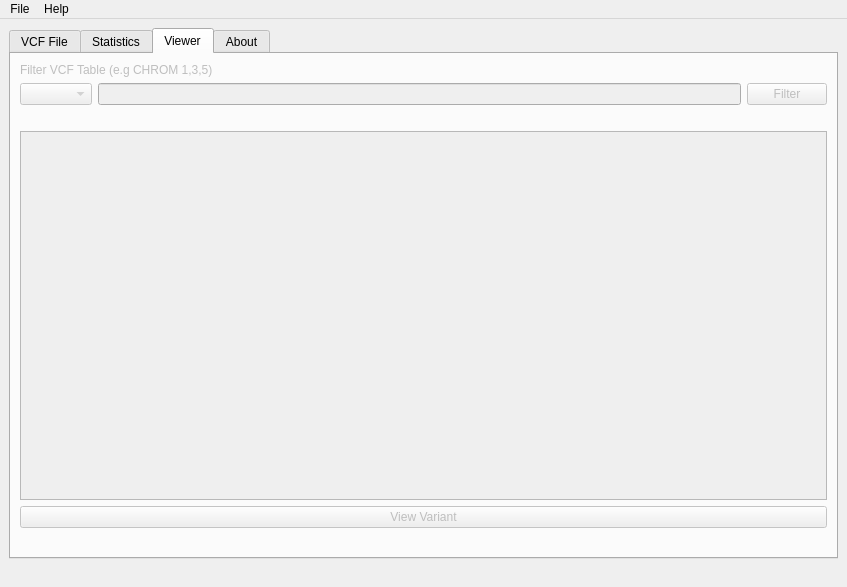
Above: metallaxis/MetallaxisGui.ui from seanlaidlaw/Metallaxis before the change. Below: the same form after it.
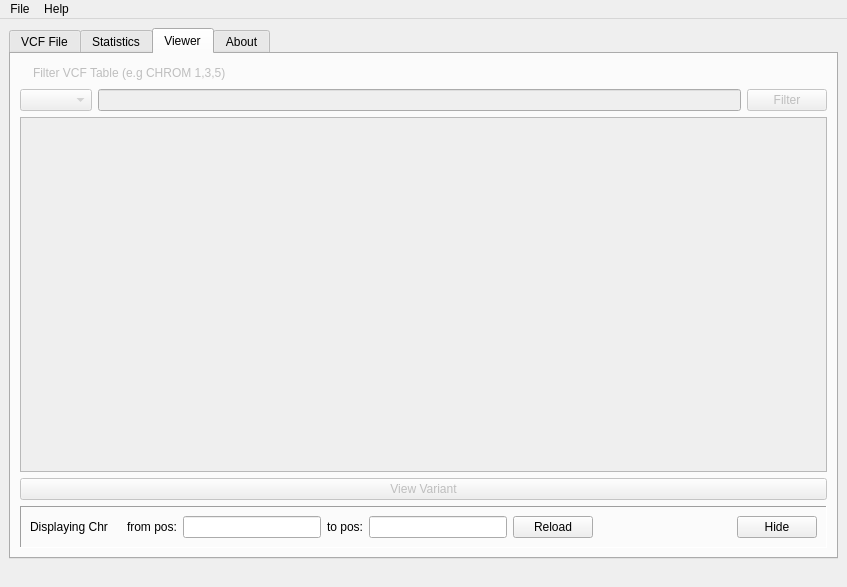
That is the form after the change. The open tabs and pages were chosen to show the change.

Commit message: add graphics window options, change svg's colors to be same as wesanderson R package, decrease font size

The edit to the form file:
```diff
--- a/metallaxis/MetallaxisGui.ui
+++ b/metallaxis/MetallaxisGui.ui
@@ -289,14 +289,44 @@
            <number>0</number>
           </property>
           <item>
-           <widget class="QLabel" name="filter_label">
-            <property name="enabled">
-             <bool>false</bool>
-            </property>
-            <property name="text">
-             <string>Filter VCF Table (e.g CHROM 1,3,5)</string>
-            </property>
-           </widget>
+              <layout class="QHBoxLayout" name="horizontalLayout_2">
+                  <property name="topMargin">
+                      <number>0</number>
+                  </property>
+                  <item>
+                      <widget class="QLabel" name="filter_text">
+                          <property name="text">
+                              <string/>
+                          </property>
+                          <property name="wordWrap">
+                              <bool>false</bool>
+                          </property>
+                      </widget>
+                  </item>
+                  <item>
+                      <widget class="QLabel" name="filter_label">
+                          <property name="enabled">
+                              <bool>false</bool>
+                          </property>
+                          <property name="text">
+                              <string>Filter VCF Table (e.g CHROM 1,3,5)</string>
+                          </property>
+                      </widget>
+                  </item>
+                  <item>
+                      <spacer name="horizontalSpacer_2">
+                          <property name="orientation">
+                              <enum>Qt::Horizontal</enum>
+                          </property>
+                          <property name="sizeHint" stdset="0">
+                              <size>
+                                  <width>40</width>
+                                  <height>20</height>
+                              </size>
+                          </property>
+                      </spacer>
+                  </item>
+              </layout>
           </item>
           <item>
            <layout class="QHBoxLayout" name="horizontalLayout">
@@ -332,16 +362,6 @@
             </item>
            </layout>
           </item>
-          <item>
-           <widget class="QLabel" name="filter_text">
-            <property name="text">
-             <string/>
-            </property>
-            <property name="wordWrap">
-             <bool>false</bool>
-            </property>
-           </widget>
-          </item>
          </layout>
         </item>
         <item>
@@ -382,13 +402,92 @@
                  </widget>
              </item>
              <item>
-                 <layout class="QVBoxLayout" name="graphicsView"/>
-             </item>
-             <item>
-                 <widget class="QLabel" name="img_label">
-                     <property name="text">
-                         <string/>
+                 <widget class="QFrame" name="graphicsView">
+                     <property name="minimumSize">
+                         <size>
+                             <width>0</width>
+                             <height>0</height>
+                         </size>
                      </property>
+                     <property name="frameShape">
+                         <enum>QFrame::Panel</enum>
+                     </property>
+                     <property name="frameShadow">
+                         <enum>QFrame::Sunken</enum>
+                     </property>
+                     <layout class="QVBoxLayout" name="verticalLayout_9">
+                         <item>
+                             <layout class="QHBoxLayout" name="horizlayout">
+                                 <property name="topMargin">
+                                     <number>0</number>
+                                 </property>
+                                 <item>
+                                     <widget class="QLabel" name="label_2">
+                                         <property name="text">
+                                             <string>Displaying Chr</string>
+                                         </property>
+                                     </widget>
+                                 </item>
+                                 <item>
+                                     <widget class="QLabel" name="graphics_chr_label">
+                                         <property name="text">
+                                             <string/>
+                                         </property>
+                                     </widget>
+                                 </item>
+                                 <item>
+                                     <widget class="QLabel" name="label_4">
+                                         <property name="text">
+                                             <string>from pos:</string>
+                                         </property>
+                                     </widget>
+                                 </item>
+                                 <item>
+                                     <widget class="QLineEdit" name="graphics_min_pos_textin"/>
+                                 </item>
+                                 <item>
+                                     <widget class="QLabel" name="label_5">
+                                         <property name="text">
+                                             <string>to pos:</string>
+                                         </property>
+                                     </widget>
+                                 </item>
+                                 <item>
+                                     <widget class="QLineEdit" name="graphics_max_pos_textin"/>
+                                 </item>
+                                 <item>
+                                     <widget class="QPushButton" name="graphics_reload_btn">
+                                         <property name="text">
+                                             <string>Reload</string>
+                                         </property>
+                                     </widget>
+                                 </item>
+                                 <item>
+                                     <spacer name="horizontalSpacer">
+                                         <property name="orientation">
+                                             <enum>Qt::Horizontal</enum>
+                                         </property>
+                                         <property name="sizeHint" stdset="0">
+                                             <size>
+                                                 <width>40</width>
+                                                 <height>20</height>
+                                             </size>
+                                         </property>
+                                     </spacer>
+                                 </item>
+                                 <item>
+                                     <widget class="QPushButton" name="graphics_hide_view_btn">
+                                         <property name="text">
+                                             <string>Hide</string>
+                                         </property>
+                                     </widget>
+                                 </item>
+                             </layout>
+                         </item>
+                         <item>
+                             <layout class="QVBoxLayout" name="graphicsView_layout"/>
+                         </item>
+                     </layout>
                  </widget>
              </item>
          </layout>
```
Left out of the diff: 8 changed lines with no effect on the pictures. The commit also changes 2 other files.
